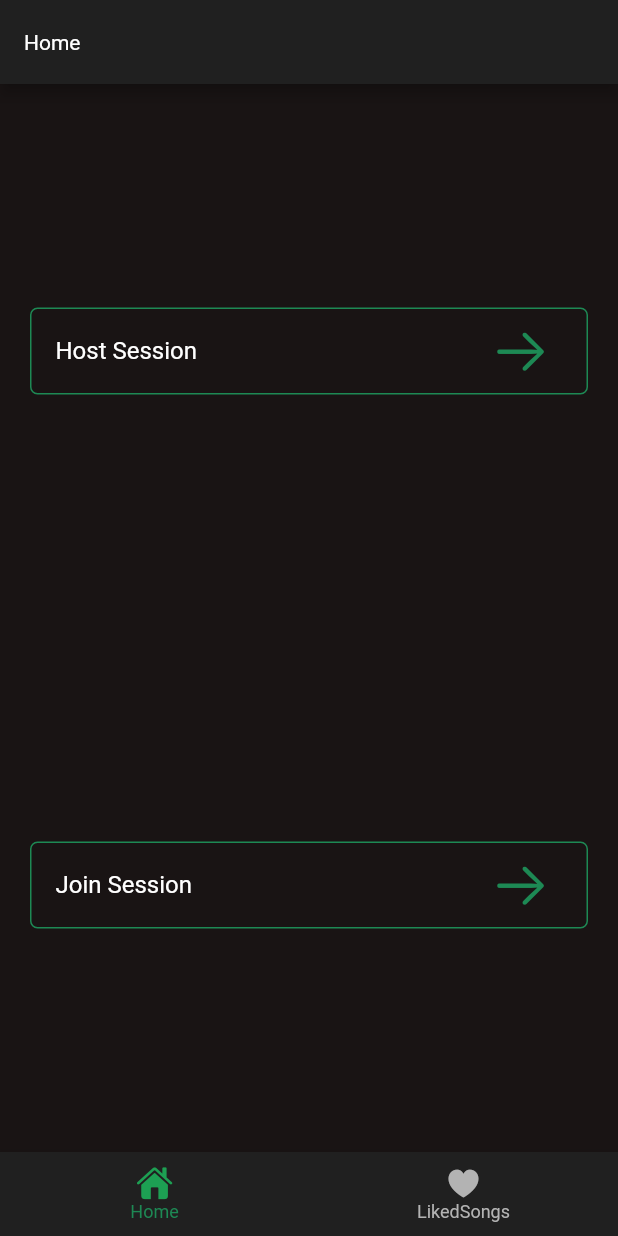
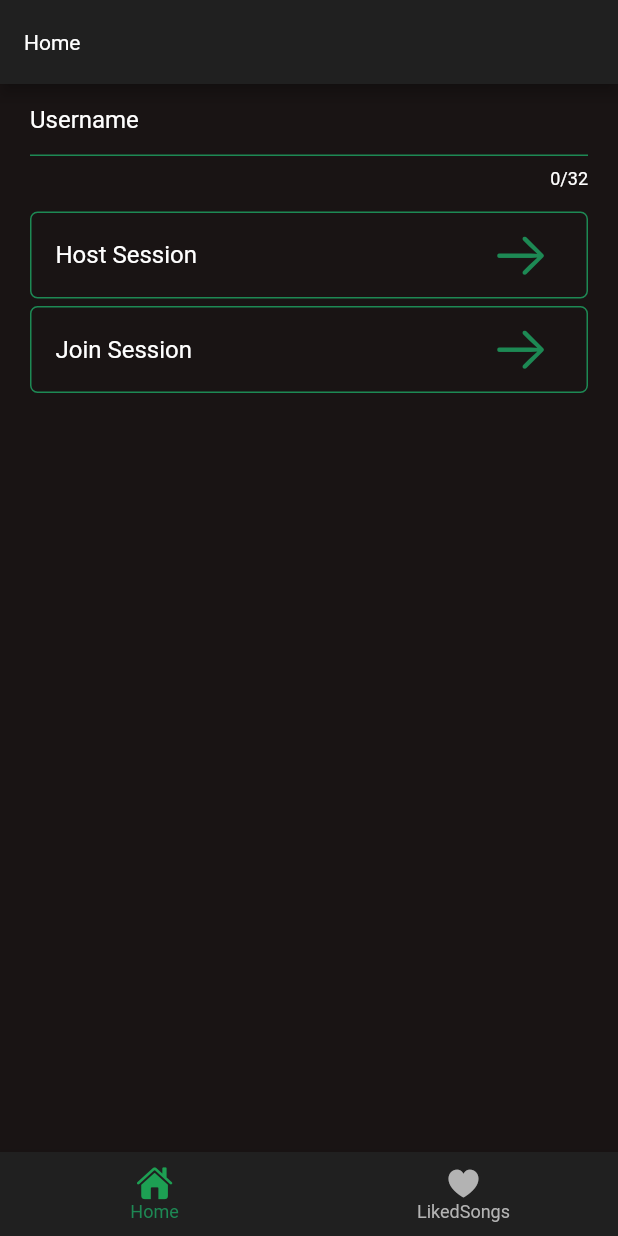
Before and after one commit to TijsGroenendaal/Queuemusic, a Flutter app: the screen it shows after launch, on a phone screen of 412 x 824 dp. Run offline on Flutter 3.47's test engine with Material 2 defaults, Android fonts, the phone set to English and light mode, and no system bars; our stand-ins replace firebase_core, sqflite; accounts and stored records are empty.

Commit message:
🚧 create username textfield

```diff
--- a/lib/widgets/MenuWidget.dart
+++ b/lib/widgets/MenuWidget.dart
@@ -2,6 +2,7 @@ import 'package:flutter/cupertino.dart';
 import 'package:flutter/material.dart';
 import 'package:queuemusic/common/QueueMusicColor.dart';
 import 'package:queuemusic/common/QueueMusicTheme.dart';
+import 'package:queuemusic/widgets/TextFieldWidget.dart';
 
 class MenuWidget extends StatefulWidget {
   const MenuWidget({Key? key}) : super(key: key);
@@ -11,6 +12,9 @@ class MenuWidget extends StatefulWidget {
 }
 
 class _MenuWidgetState extends State<MenuWidget> {
+
+  TextEditingController usernameController = TextEditingController();
+
   @override
   Widget build(BuildContext context) {
     return Theme(
@@ -19,25 +23,32 @@ class _MenuWidgetState extends State<MenuWidget> {
         appBar: AppBar(
           title: Text("Home"),
         ),
-        body: Center(
+        body: SingleChildScrollView(
           child: Container(
             padding: EdgeInsets.symmetric(horizontal: 20),
             child: Column(
-              mainAxisAlignment: MainAxisAlignment.spaceAround,
               children: [
+                TextFieldWidget(
+                    usernameController,
+                    "Username",
+                    32,
+                    BoolWrapper(true)
+                ),
+                SizedBox(height: 15,),
                 ListTile(
                   title: Text("Host Session"),
                   trailing: IconButton(
-                    onPressed: () {},
+                    onPressed: () => _host(),
                     icon: Icon(CupertinoIcons.arrow_right),
                     color: QueueMusicColor.green,
                     iconSize: 40,
                   ),
                 ),
+                SizedBox(height: 5,),
                 ListTile(
                   title: Text("Join Session"),
                   trailing: IconButton(
-                    onPressed: () {},
+                    onPressed: () => _join(),
                     icon: Icon(CupertinoIcons.arrow_right),
                     color: QueueMusicColor.green,
                     iconSize: 40,
@@ -46,8 +57,16 @@ class _MenuWidgetState extends State<MenuWidget> {
               ],
             ),
           ),
-        ),
+        )
       ),
     );
   }
+
+  void _host() {
+
+  }
+
+  void _join() {
+
+  }
 }
```
